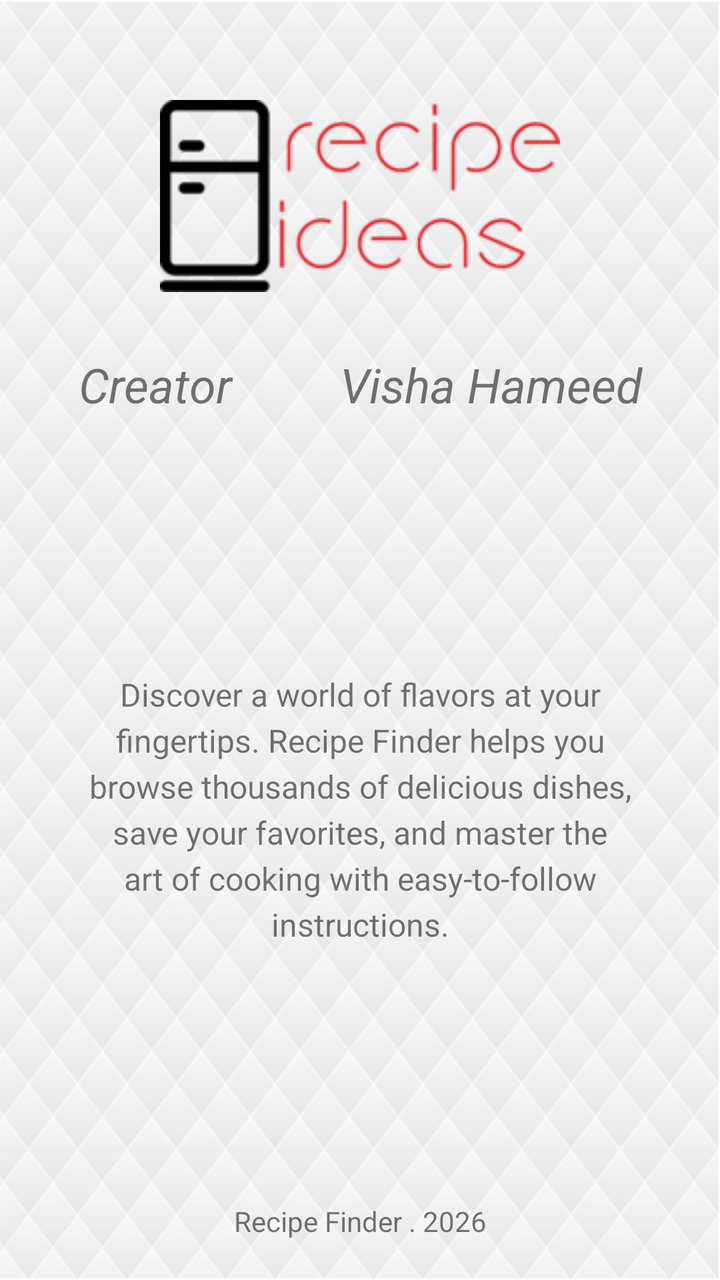
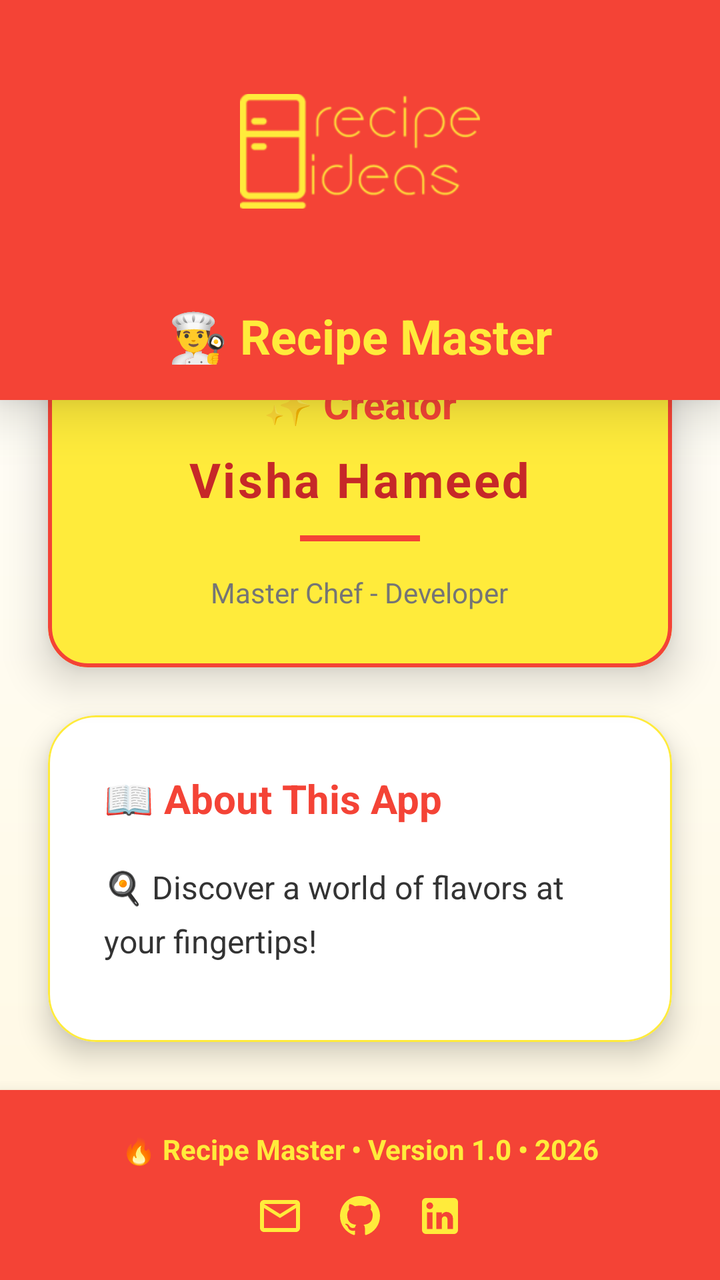

The first picture is an Android layout as it rendered before a commit; the second is the same layout after the commit. The layout source and the unified diff follow.
<!-- AndroidManifest.xml: application theme AppTheme -->
<!-- res/layout/fragment_information.xml -->
<LinearLayout xmlns:app="http://schemas.android.com/apk/res-auto"
    xmlns:tools="http://schemas.android.com/tools"
    android:layout_width="match_parent"
    android:layout_height="match_parent"
    android:orientation="vertical"
    android:background="@drawable/background"
    xmlns:android="http://schemas.android.com/apk/res/android">

    <ImageView
        android:id="@+id/imageView"
        android:layout_width="match_parent"
        android:layout_height="wrap_content"
        android:layout_marginTop="50dp"
        app:srcCompat="@drawable/logo" />

    <TextView
        android:id="@+id/textView"
        android:layout_width="match_parent"
        android:layout_height="wrap_content"
        android:layout_marginLeft="20dp"
        android:layout_marginRight="20dp"
        android:layout_marginTop="30dp"
        android:gravity="center"
        android:text="Creator
        Visha Hameed"
        android:textStyle="italic"
        android:textSize="24sp" />

    <TextView
        android:id="@+id/tv_description"
        android:layout_width="match_parent"
        android:layout_height="0dp"
        android:layout_weight="1"
        android:layout_marginLeft="40dp"
        android:layout_marginRight="40dp"
        android:gravity="center"
        android:lineSpacingExtra="4dp"
        android:text="Discover a world of flavors at your fingertips. Recipe Finder helps you browse thousands of delicious dishes, save your favorites, and master the art of cooking with easy-to-follow instructions."
        android:textSize="16sp" />

    <LinearLayout
        android:layout_width="match_parent"
        android:layout_height="wrap_content"
        android:gravity="bottom"
        android:orientation="vertical">

        <TextView
            android:id="@+id/tv_infoFooter"
            android:layout_width="match_parent"
            android:layout_height="wrap_content"
            android:layout_marginBottom="20dp"
            android:gravity="center"
            android:text="Recipe Finder . 2026" />
    </LinearLayout>

</LinearLayout>
<!-- resources referenced by this layout -->
<resources>
  <!-- drawable background: png bitmap (drawable, 143599 bytes) -->
  <!-- drawable logo: png bitmap (drawable, 11204 bytes) -->
  <style name="AppTheme" parent="Theme.AppCompat.Light.DarkActionBar">
          
          <item name="colorPrimary">@color/colorPrimary</item>
          <item name="colorPrimaryDark">@color/colorPrimaryDark</item>
          <item name="colorAccent">@color/colorAccent</item>
      </style>
  <color name="colorPrimary">#f06373</color>
  <color name="colorPrimaryDark">#cc4053</color>
  <color name="colorAccent">#3ad0d8</color>
</resources>

<!-- the commit's change to res/layout/fragment_information.xml (unified diff, before → after) -->
@@ -1,56 +1,244 @@
-<LinearLayout xmlns:app="http://schemas.android.com/apk/res-auto"
-    xmlns:tools="http://schemas.android.com/tools"
+<LinearLayout xmlns:android="http://schemas.android.com/apk/res/android"
+    xmlns:app="http://schemas.android.com/apk/res-auto"
     android:layout_width="match_parent"
     android:layout_height="match_parent"
     android:orientation="vertical"
-    android:background="@drawable/background"
-    xmlns:android="http://schemas.android.com/apk/res/android">
-
-    <ImageView
-        android:id="@+id/imageView"
+    android:background="@drawable/about_gradient_bg"
+    android:gravity="center"
+    android:padding="0dp">
+
+    
+    <LinearLayout
+        android:layout_width="match_parent"
+        android:layout_height="200dp"
+        android:background="@color/red_primary"
+        android:elevation="16dp"
+        android:gravity="center"
+        android:orientation="vertical">
+
+        <ImageView
+            android:id="@+id/imageView"
+            android:layout_width="120dp"
+            android:layout_height="120dp"
+            android:elevation="12dp"
+            android:src="@drawable/logo"
+            app:tint="@color/bright_yellow" />
+
+        <TextView
+            android:layout_width="wrap_content"
+            android:layout_height="wrap_content"
+            android:layout_marginTop="16dp"
+            android:text="👨‍🍳 Recipe Master"
+            android:textColor="@color/bright_yellow"
+            android:textSize="24sp"
+            android:textStyle="bold" />
+
+    </LinearLayout>
+
+    
+    <com.google.android.material.card.MaterialCardView
         android:layout_width="match_parent"
         android:layout_height="wrap_content"
-        android:layout_marginTop="50dp"
-        app:srcCompat="@drawable/logo" />
-
-    <TextView
-        android:id="@+id/textView"
-        android:layout_width="match_parent"
-        android:layout_height="wrap_content"
-        android:layout_marginLeft="20dp"
-        android:layout_marginRight="20dp"
-        android:layout_marginTop="30dp"
-        android:gravity="center"
-        android:text="Creator
-        Visha Hameed"
-        android:textStyle="italic"
-        android:textSize="24sp" />
-
-    <TextView
-        android:id="@+id/tv_description"
+        android:layout_marginStart="24dp"
+        android:layout_marginTop="-40dp"
+        android:layout_marginEnd="24dp"
+        app:cardBackgroundColor="@color/bright_yellow_card"
+        app:cardCornerRadius="20dp"
+        app:cardElevation="12dp"
+        app:strokeColor="@color/red_primary"
+        app:strokeWidth="2dp">
+
+        <LinearLayout
+            android:layout_width="match_parent"
+            android:layout_height="wrap_content"
+            android:gravity="center"
+            android:orientation="vertical"
+            android:padding="28dp">
+
+            <TextView
+                android:id="@+id/textView"
+                android:layout_width="wrap_content"
+                android:layout_height="wrap_content"
+                android:text="✨ Creator"
+                android:textColor="@color/red_primary"
+                android:textSize="20sp"
+                android:textStyle="bold" />
+
+            <TextView
+                android:layout_width="wrap_content"
+                android:layout_height="wrap_content"
+                android:layout_marginTop="8dp"
+                android:letterSpacing="0.05"
+                android:text="Visha Hameed"
+                android:textColor="@color/dark_red"
+                android:textSize="24sp"
+                android:textStyle="bold" />
+
+            <View
+                android:layout_width="60dp"
+                android:layout_height="3dp"
+                android:layout_marginTop="12dp"
+                android:background="@color/red_primary" />
+
+            <TextView
+                android:layout_width="wrap_content"
+                android:layout_height="wrap_content"
+                android:layout_marginTop="16dp"
+                android:text="Master Chef - Developer"
+                android:textColor="#757575"
+                android:textSize="14sp" />
+
+        </LinearLayout>
+    </com.google.android.material.card.MaterialCardView>
+
+    
+    <com.google.android.material.card.MaterialCardView
         android:layout_width="match_parent"
         android:layout_height="0dp"
         android:layout_weight="1"
-        android:layout_marginLeft="40dp"
-        android:layout_marginRight="40dp"
-        android:gravity="center"
-        android:lineSpacingExtra="4dp"
-        android:text="Discover a world of flavors at your fingertips. Recipe Finder helps you browse thousands of delicious dishes, save your favorites, and master the art of cooking with easy-to-follow instructions."
-        android:textSize="16sp" />
-
+        android:layout_margin="24dp"
+        android:layout_marginTop="16dp"
+        app:cardBackgroundColor="@android:color/white"
+        app:cardCornerRadius="24dp"
+        app:cardElevation="8dp"
+        app:strokeColor="@color/bright_yellow"
+        app:strokeWidth="1dp">
+
+        <androidx.core.widget.NestedScrollView
+            android:layout_width="match_parent"
+            android:layout_height="match_parent"
+            android:padding="28dp">
+
+            <LinearLayout
+                android:layout_width="match_parent"
+                android:layout_height="wrap_content"
+                android:orientation="vertical">
+
+                <TextView
+                    android:layout_width="wrap_content"
+                    android:layout_height="wrap_content"
+                    android:layout_marginBottom="20dp"
+                    android:text="📖 About This App"
+                    android:textColor="@color/red_primary"
+                    android:textSize="20sp"
+                    android:textStyle="bold" />
+
+                <TextView
+                    android:id="@+id/tv_description"
+                    android:layout_width="match_parent"
+                    android:layout_height="wrap_content"
+                    android:lineSpacingExtra="8dp"
+                    android:text="🍳 Discover a world of flavors at your fingertips!\n\nRecipe Master helps you:\n\n✅ Browse thousands of delicious dishes\n✅ Save your favorite recipes\n✅ Master cooking with easy instructions\n✅ Create recipes with AI assistance\n✅ Share your culinary creations\n\n🔥 Cook like a pro with our step-by-step guides and smart recommendations!"
+                    android:textColor="#333333"
+                    android:textSize="16sp" />
+
+                <LinearLayout
+                    android:layout_width="match_parent"
+                    android:layout_height="wrap_content"
+                    android:layout_marginTop="24dp"
+                    android:gravity="center"
+                    android:orientation="horizontal">
+
+                    <ImageView
+                        android:layout_width="16dp"
+                        android:layout_height="16dp"
+                        android:src="@drawable/ic_star_red"
+                        app:tint="@color/red_primary" />
+
+                    <TextView
+                        android:layout_width="wrap_content"
+                        android:layout_height="wrap_content"
+                        android:layout_marginStart="8dp"
+                        android:text="4.8 ★ Rating"
+                        android:textColor="@color/red_primary"
+                        android:textSize="14sp"
+                        android:textStyle="bold" />
+
+                    <View
+                        android:layout_width="1dp"
+                        android:layout_height="16dp"
+                        android:layout_marginStart="16dp"
+                        android:layout_marginEnd="16dp"
+                        android:background="#E0E0E0" />
+
+                    <ImageView
+                        android:layout_width="16dp"
+                        android:layout_height="16dp"
+                        android:src="@drawable/ic_download_red"
+                        app:tint="@color/red_primary" />
+
+                    <TextView
+                        android:layout_width="wrap_content"
+                        android:layout_height="wrap_content"
+                        android:layout_marginStart="8dp"
+                        android:text="10K+ Downloads"
+                        android:textColor="@color/red_primary"
+                        android:textSize="14sp"
+                        android:textStyle="bold" />
+
+                </LinearLayout>
+
+            </LinearLayout>
+        </androidx.core.widget.NestedScrollView>
+    </com.google.android.material.card.MaterialCardView>
+
+    
     <LinearLayout
         android:layout_width="match_parent"
         android:layout_height="wrap_content"
-        android:gravity="bottom"
-        android:orientation="vertical">
+        android:background="@color/red_primary"
+        android:elevation="12dp"
+        android:orientation="vertical"
+        android:paddingVertical="20dp">
 
         <TextView
             android:id="@+id/tv_infoFooter"
             android:layout_width="match_parent"
             android:layout_height="wrap_content"
-            android:layout_marginBottom="20dp"
             android:gravity="center"
-            android:text="Recipe Finder . 2026" />
+            android:text="🔥 Recipe Master • Version 1.0 • 2026"
+            android:textColor="@color/bright_yellow"
+            android:textSize="14sp"
+            android:textStyle="bold" />
+
+        <LinearLayout
+            android:layout_width="wrap_content"
+            android:layout_height="wrap_content"
+            android:layout_gravity="center"
+            android:layout_marginTop="12dp"
+            android:orientation="horizontal">
+
+            <ImageView
+                android:id="@+id/ic_email_btn"
+                android:layout_width="24dp"
+                android:layout_height="24dp"
+                android:layout_marginEnd="16dp"
+                android:clickable="true"
+                android:focusable="true"
+                android:src="@drawable/ic_email"
+                app:tint="@color/bright_yellow" />
+
+            <ImageView
+                android:id="@+id/ic_github_btn"
+                android:layout_width="24dp"
+                android:layout_height="24dp"
+                android:layout_marginEnd="16dp"
+                android:clickable="true"
+                android:focusable="true"
+                android:src="@drawable/ic_github"
+                app:tint="@color/bright_yellow" />
+
+            <ImageView
+                android:id="@+id/ic_linkedin_btn"
+                android:layout_width="24dp"
+                android:layout_height="24dp"
+                android:clickable="true"
+                android:focusable="true"
+                android:src="@drawable/ic_linkedin"
+                app:tint="@color/bright_yellow" />
+
+        </LinearLayout>
+
     </LinearLayout>
 
 </LinearLayout>
<!-- resource entries referenced after the edit -->
@@ -1,15 +1,74 @@
 <!-- resources referenced by this layout -->
 <resources>
-  <!-- drawable background: png bitmap (drawable, 143599 bytes) -->
+  <color name="bright_yellow">#FFEB3B</color>
+  <color name="bright_yellow_card">#FFEB3B</color>
+  <color name="dark_red">#C62828</color>
+  <color name="red_primary">#F44336</color>
+  <!-- drawable about_gradient_bg (drawable) -->
+  <?xml version="1.0" encoding="utf-8"?>
+  <shape xmlns:android="http://schemas.android.com/apk/res/android">
+      <gradient
+          android:angle="90"
+          android:endColor="#FFFFFF"
+          android:startColor="#FFF8E1" />
+  </shape>
+  <!-- drawable ic_download_red (drawable) -->
+  <vector xmlns:android="http://schemas.android.com/apk/res/android"
+      android:width="24dp"
+      android:height="24dp"
+      android:viewportWidth="24"
+      android:viewportHeight="24">
+      <path
+          android:fillColor="#FF000000"
+          android:pathData="M19,9h-4V3H9v6H5l7,7 7,-7zM5,18v2h14v-2H5z" />
+  </vector>
+  <!-- drawable ic_email (drawable) -->
+  <vector xmlns:android="http://schemas.android.com/apk/res/android"
+      android:width="24dp"
+      android:height="24dp"
+      android:viewportWidth="24"
+      android:viewportHeight="24">
+      <path
+          android:fillColor="#FF000000"
+          android:pathData="M20,4H4c-1.1,0 -1.99,0.9 -1.99,2L2,18c0,1.1 0.9,2 2,2h16c1.1,0 2,-0.9 2,-2V6c0,-1.1 -0.9,-2 -2,-2zm0,14H4V8l8,5 8,-5v10zm-8,-7L4,6h16l-8,5z" />
+  </vector>
+  <!-- drawable ic_github (drawable) -->
+  <vector xmlns:android="http://schemas.android.com/apk/res/android"
+      android:width="24dp"
+      android:height="24dp"
+      android:viewportWidth="24"
+      android:viewportHeight="24">
+      <path
+          android:fillColor="#FF000000"
+          android:pathData="M12,2C6.48,2 2,6.48 2,12c0,4.42 2.87,8.17 6.84,9.5 0.5,0.08 0.66,-0.23 0.66,-0.5 0,-0.24 -0.01,-0.88 -0.01,-1.71 -2.78,0.6 -3.37,-1.34 -3.37,-1.34 -0.46,-1.16 -1.12,-1.47 -1.12,-1.47 -0.91,-0.62 0.07,-0.61 0.07,-0.61 1,0.07 1.53,1.03 1.53,1.03 0.89,1.52 2.34,1.08 2.91,0.83 0.09,-0.65 0.35,-1.09 0.63,-1.34 -2.22,-0.25 -4.55,-1.11 -4.55,-4.94 0,-1.09 0.39,-1.98 1.03,-2.68 -0.1,-0.25 -0.45,-1.27 0.1,-2.65 0,0 0.84,-0.27 2.75,1.02 0.79,-0.22 1.65,-0.33 2.5,-0.33 0.85,0 1.71,0.11 2.5,0.33 1.91,-1.29 2.75,-1.02 2.75,-1.02 0.55,1.38 0.2,2.4 0.1,2.65 0.64,0.7 1.03,1.59 1.03,2.68 0,3.84 -2.34,4.68 -4.57,4.93 0.36,0.31 0.69,0.92 0.69,1.85 0,1.34 -0.01,2.42 -0.01,2.75 0,0.27 0.16,0.59 0.67,0.5C19.14,20.17 22,16.42 22,12 22,6.48 17.52,2 12,2z" />
+  </vector>
+  <!-- drawable ic_linkedin (drawable) -->
+  <vector xmlns:android="http://schemas.android.com/apk/res/android"
+      android:width="24dp"
+      android:height="24dp"
+      android:viewportWidth="24"
+      android:viewportHeight="24">
+      <path
+          android:fillColor="#FF000000"
+          android:pathData="M19,3a2,2 0,0 1,2 2v14a2,2 0,0 1,-2 2H5a2,2 0,0 1,-2 -2V5a2,2 0,0 1,2 -2h14m-0.5,15.5v-5.3a3.26,3.26 0,0 0,-3.26 -3.26c-0.85,0 -1.84,0.52 -2.32,1.3v-1.11h-2.79v8.37h2.79v-4.93c0,-0.77 0.62,-1.4 1.39,-1.4a1.4,1.4 0,0 1,1.4 1.4v4.93h2.79M6.88,8.56a1.68,1.68 0,0 0,1.68 -1.68c0,-0.93 -0.75,-1.69 -1.68,-1.69a1.69,1.69 0,0 0,-1.69 1.69c0,0.93 0.76,1.68 1.69,1.68m1.39,9.94v-8.37H5.5v8.37h2.77z" />
+  </vector>
+  <!-- drawable ic_star_red (drawable) -->
+  <vector xmlns:android="http://schemas.android.com/apk/res/android"
+      android:width="24dp"
+      android:height="24dp"
+      android:viewportWidth="24"
+      android:viewportHeight="24">
+      <path
+          android:fillColor="#FF000000"
+          android:pathData="M12,17.27L18.18,21l-1.64,-7.03L22,9.24l-7.19,-0.61L12,2 9.19,8.63 2,9.24l5.46,4.73L5.82,21z" />
+  </vector>
   <!-- drawable logo: png bitmap (drawable, 11204 bytes) -->
-  <style name="AppTheme" parent="Theme.AppCompat.Light.DarkActionBar">
-          
-          <item name="colorPrimary">@color/colorPrimary</item>
-          <item name="colorPrimaryDark">@color/colorPrimaryDark</item>
-          <item name="colorAccent">@color/colorAccent</item>
+  <style name="AppTheme" parent="Theme.MaterialComponents.Light.NoActionBar">
+          <item name="colorPrimary">@color/red_primary</item>
+          <item name="colorPrimaryDark">@color/dark_red</item>
+          <item name="colorAccent">@color/bright_yellow</item>
+  
+          <item name="android:editTextStyle">@style/Widget.AppCompat.EditText</item>
       </style>
-  <color name="colorPrimary">#f06373</color>
-  <color name="colorPrimaryDark">#cc4053</color>
-  <color name="colorAccent">#3ad0d8</color>
 </resources>
 
